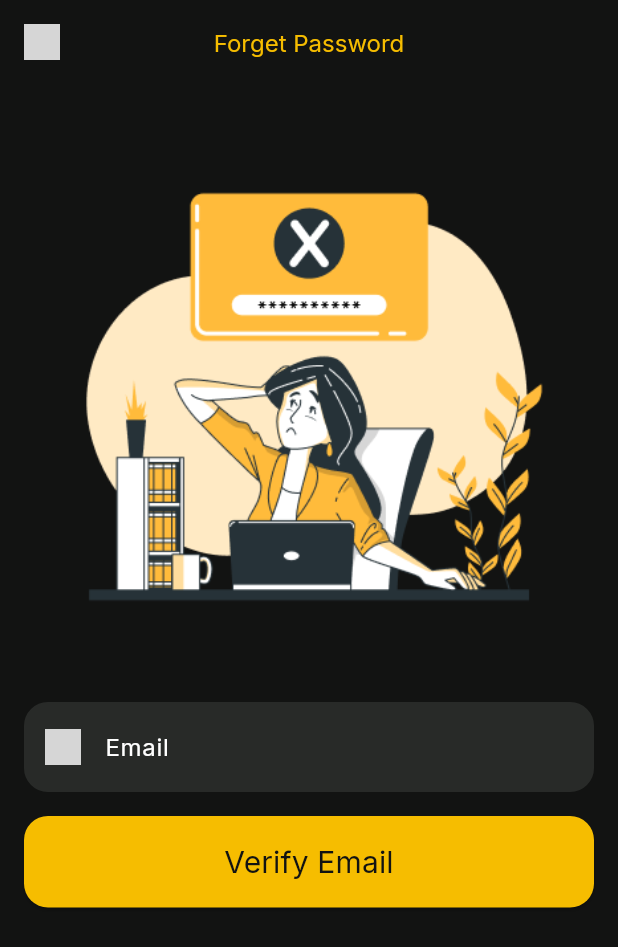
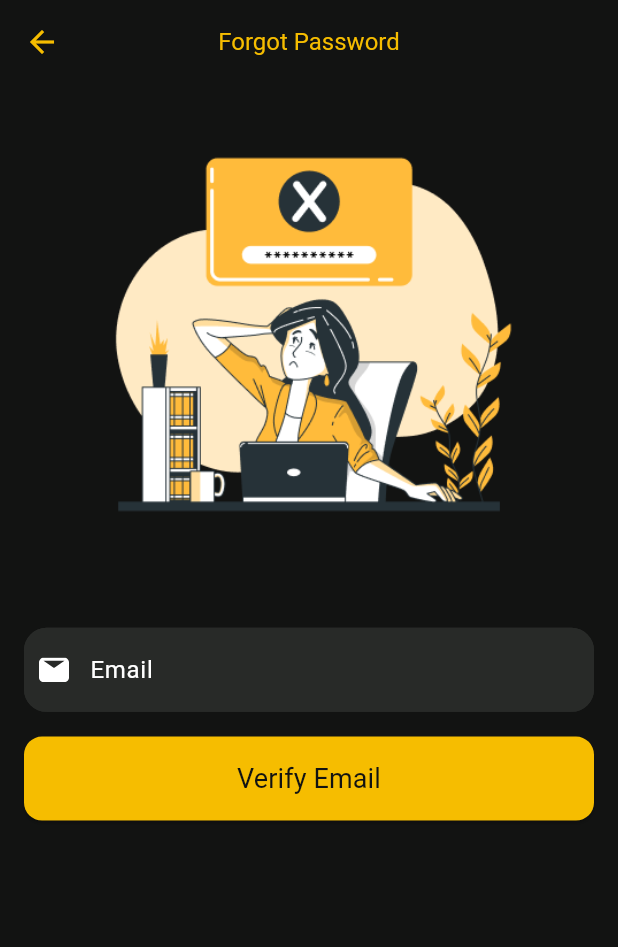
Before and after one commit to Zahira-Hamza/movies_app, a Flutter app: the ForgetPassword screen opened by its route, on a phone screen of 412 x 824 dp. Shown: the top 947 px of the screen. Run offline on Flutter 3.47's test engine with Material 3 defaults, Android fonts, the phone set to English and light mode, and no system bars; our stand-ins replace carousel_slider, flutter_svg, google_fonts, toggle_switch; grey boxes are pictures that could not be loaded.

Commit message:
Update screens, assets, and icons

```diff
--- a/lib/core/constants/styles/app_assets.dart
+++ b/lib/core/constants/styles/app_assets.dart
@@ -26,4 +26,5 @@ class AppAssets {
   static const String profileTab = 'assets/images/icons/profile_tab.png';
   static const String profileTabSelected =
       'assets/images/icons/profile_tab_selected.png';
+  static const String appLogo = 'assets/images/app_logo.png';
 }
--- a/lib/core/constants/styles/app_theme.dart
+++ b/lib/core/constants/styles/app_theme.dart
@@ -4,8 +4,8 @@ import 'package:movies_app/core/constants/styles/app_styles.dart';
 
 class AppTheme {
   static ThemeData appTheme = ThemeData(
-    // scaffoldBackgroundColor: AppColors.blackPrimaryColor,
-    scaffoldBackgroundColor: AppColors.white,
+    scaffoldBackgroundColor: AppColors.blackPrimaryColor,
+    //scaffoldBackgroundColor: AppColors.white,
     appBarTheme: AppBarTheme(
         backgroundColor: AppColors.blackPrimaryColor,
         foregroundColor: AppColors.yellowPrimaryColor,
--- a/lib/l10n/app_localizations_en.dart
+++ b/lib/l10n/app_localizations_en.dart
@@ -1,5 +1,6 @@
 // ignore: unused_import
 import 'package:intl/intl.dart' as intl;
+
 import 'app_localizations.dart';
 
 // ignore_for_file: type=lint
@@ -40,23 +41,17 @@ class AppLocalizationsEn extends AppLocalizations {
 
   String get create_one => 'Create One';
 
-
-
   @override
 
 // TODO: implement dont_have_account
 
   String get dont_have_account => "Don't Have Account?";
 
-
-
   @override
 
 // TODO: implement forgot_password
 
-  String get forgot_password => 'Forgot Password?';
-
-
+  String get forgot_password => 'Forgot Password';
 
   @override
 
@@ -64,12 +59,9 @@ class AppLocalizationsEn extends AppLocalizations {
 
   String get login_with_google => 'Login With Google';
 
-
-
   @override
 
 // TODO: implement or
 
   String get or => 'OR';
-
 }
--- a/lib/main.dart
+++ b/lib/main.dart
@@ -2,8 +2,10 @@ import 'package:flutter/material.dart';
 import 'package:movies_app/core/constants/styles/app_theme.dart';
 import 'package:movies_app/l10n/app_localizations.dart';
 import 'package:movies_app/view/screens/auth/register_screen.dart';
+import 'package:movies_app/view/screens/home/bottom_nav_bar.dart';
 import 'package:movies_app/view/screens/onboarding/onboarding_screen.dart';
 import 'package:movies_app/view/screens/update_profile.dart';
+
 import 'core/routes/app_routes.dart';
 import 'view/screens/auth/forget_password.dart';
 import 'view/screens/auth/login_screen.dart';
@@ -27,6 +29,7 @@ class MoviesApp extends StatelessWidget {
         AppRoutes.loginRoute: (context) => LoginScreen(),
         AppRoutes.forgetPasswordRoute: (context) => ForgetPassword(),
         AppRoutes.updateProfileRoute: (context) => UpdateProfile(),
+        AppRoutes.bottomNavBarRoute: (context) => BottomNavBar(),
       },
       locale: Locale('en'),
       localizationsDelegates: AppLocalizations.localizationsDelegates,
--- a/lib/view/screens/auth/forget_password.dart
+++ b/lib/view/screens/auth/forget_password.dart
@@ -1,103 +1,69 @@
 import 'package:flutter/material.dart';
-import 'package:flutter_svg/flutter_svg.dart';
+import 'package:movies_app/core/constants/styles/app_assets.dart';
 import 'package:movies_app/core/constants/styles/app_colors.dart';
-import 'package:movies_app/core/constants/styles/app_styles.dart';
+import 'package:movies_app/core/utils/validators.dart';
+import 'package:movies_app/l10n/app_localizations.dart';
+import 'package:movies_app/view/widgets/custom_text_form_field.dart';
+import 'package:movies_app/view/widgets/custome_elevated_button.dart';
 
 class ForgetPassword extends StatelessWidget {
-  static const String routeName = '/forget_screen';
-
   const ForgetPassword({super.key});
 
   @override
   Widget build(BuildContext context) {
+    var screenHeight = MediaQuery.sizeOf(context).height;
+    var screenWidth = MediaQuery.sizeOf(context).width;
+    TextEditingController emailController = TextEditingController();
+
     return Scaffold(
       backgroundColor: AppColors.blackPrimaryColor,
-      resizeToAvoidBottomInset: true,
       appBar: AppBar(
         backgroundColor: AppColors.blackPrimaryColor,
-        elevation: 0,
-        leading: IconButton(
-          onPressed: () {
-            Navigator.pop(context);
-          },
-          icon: SvgPicture.asset(
-            'assets/icons/arrow_back.svg',
-            width: 24,
-            height: 24,
-          ),
-        ),
+        title: Text(AppLocalizations.of(context)!.forgot_password),
         centerTitle: true,
-        title: Text(
-          'Forget Password',
-          style: AppStyles.regular16white.copyWith(
-            color: AppColors.yellowPrimaryColor,
-          ),
-        ),
       ),
-      body: SafeArea(
+      body: Padding(
+        padding: const EdgeInsets.symmetric(horizontal: 16.0),
         child: SingleChildScrollView(
-          padding: const EdgeInsets.all(16.0),
           child: Column(
-            crossAxisAlignment: CrossAxisAlignment.center,
             children: [
-              Image.asset(
-                'assets/images/auth/Forgot_password.png',
-                fit: BoxFit.contain,
-              ),
-              SizedBox(height: 16),
+              // Image section
               SizedBox(
+                height: screenHeight * 0.4,
                 width: double.infinity,
-                child: Container(
-                  decoration: BoxDecoration(
-                    color: const Color(0xFF282A28),
-                    borderRadius: BorderRadius.circular(16),
-                    border: Border.all(
-                      color: const Color(0xFF282A28),
-                      width: 2,
-                    ),
-                  ),
-                  child: TextField(
-                    decoration: InputDecoration(
-                      border: InputBorder.none,
-                      hintText: 'Email',
-                      hintStyle: AppStyles.regular16white,
-                      prefixIcon: SizedBox(
-                        width: 48,
-                        height: 48,
-                        child: Center(
-                          child: SvgPicture.asset(
-                            'assets/icons/email.svg',
-                            width: 24,
-                            height: 24,
-                          ),
-                        ),
-                      ),
-                    ),
-                  ),
+                child: Image.asset(
+                  'assets/images/auth/Forgot_password.png', // Make sure this path exists
+                  fit: BoxFit.contain,
                 ),
               ),
-              SizedBox(height: 16),
-              SizedBox(
-                width: double.infinity,
-                child: ElevatedButton(
-                  onPressed: () {},
-                  style: ElevatedButton.styleFrom(
-                    backgroundColor: AppColors.yellowPrimaryColor,
-                    padding: const EdgeInsets.symmetric(vertical: 16),
-                    shape: RoundedRectangleBorder(
-                      borderRadius: BorderRadius.circular(16),
+              SizedBox(height: screenHeight * .04),
+
+              // Form section
+              Form(
+                child: Column(
+                  children: [
+                    CustomTextFormField(
+                      image: AppAssets.emailIcon, // Use your email icon asset
+                      hint: AppLocalizations.of(context)!.email,
+                      controller: emailController,
+                      keyboardType: TextInputType.emailAddress,
+                      validator: (value) {
+                        return Validators.validateEmail(value);
+                      },
                     ),
-                  ),
-                  child: Text(
-                    'Verify Email',
-                    style: AppStyles.semiBold20black.copyWith(
-                      color: AppColors.blackPrimaryColor,
-                      fontWeight: FontWeight.w400,
+                    SizedBox(height: screenHeight * .02),
+
+                    // Verify Email Button
+                    CustomeElevatedButton(
+                      onPressed: () {
+                        // Add your verify email logic here
+                        Navigator.of(context).pop();
+                      },
+                      label: "Verify Email",
                     ),
-                  ),
+                  ],
                 ),
               ),
-              SizedBox(height: 24),
             ],
           ),
         ),
--- a/pubspec.yaml
+++ b/pubspec.yaml
@@ -75,7 +75,7 @@ flutter:
     - assets/images/auth/
     - assets/images/icons/
     - assets/images/
-    - assets/icons/
+
 
 
 
```
Also changed, not shown: lib/view/screens/auth/login_screen.dart (+125 -171 lines), lib/view/screens/auth/register_screen.dart (+35 -2 lines), assets/icons/email_icon.svg (deleted), assets/icons/password_icon.svg (deleted), assets/images/icons/email_icon.svg, assets/images/icons/google_icon.svg (renamed from assets/icons/google_icon.svg), assets/images/icons/password_icon.svg, assets/images/icons/person.svg (renamed from assets/icons/person.svg), assets/images/icons/phone.svg (renamed from assets/icons/phone.svg), 5 other files.
